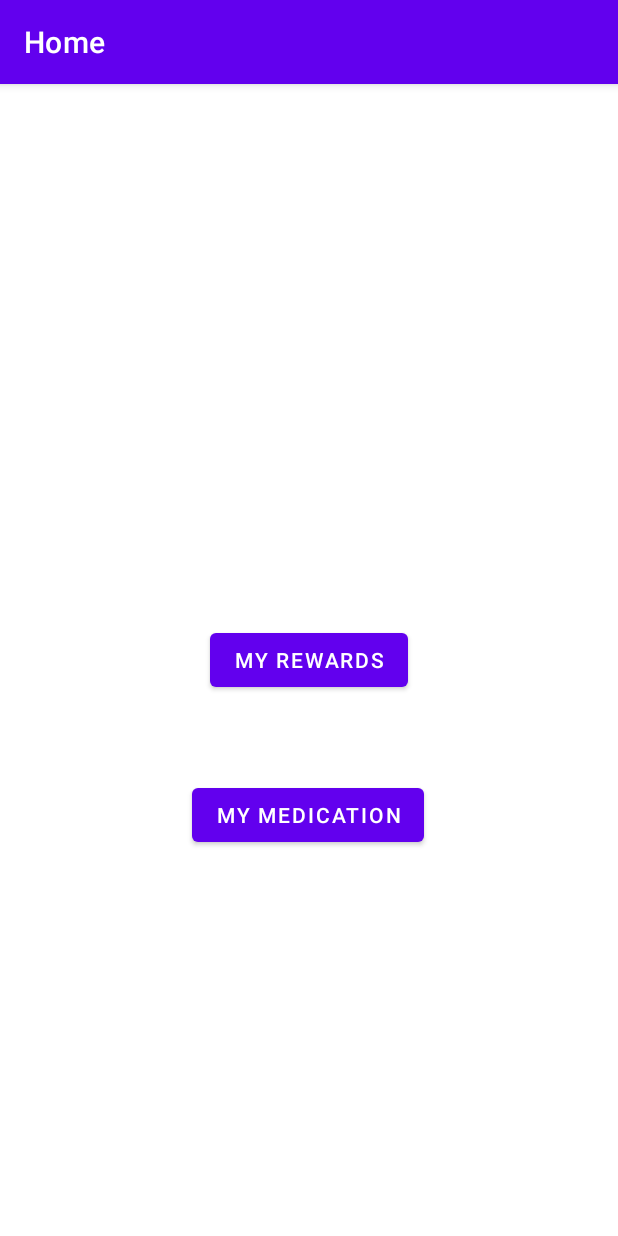
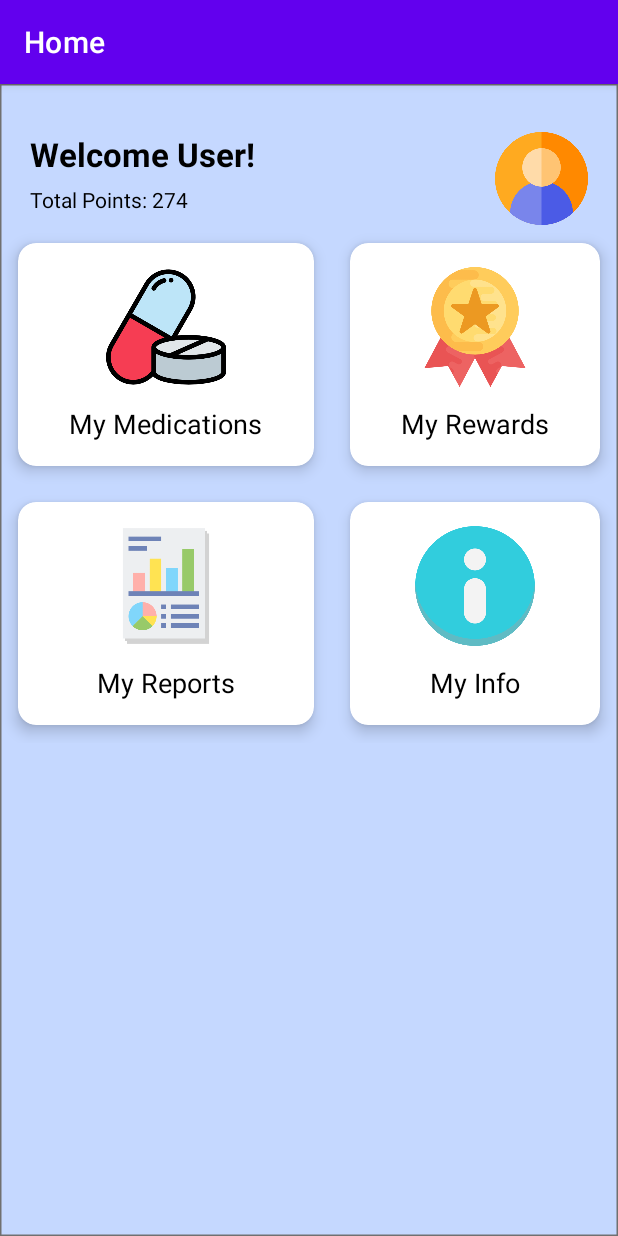
Before and after one commit to Gopher-Industries/Team-Eternals, an Android app: the screen it shows after launch (MainActivity), on a phone screen of 412 x 824 dp. Run offline under Robolectric (Android 15) with nearby library versions, the phone set to English and light mode, and no system bars; Roboto replaces fonts that are not available here; 4 statements that could not run were skipped.

Commit message:
Commits for homepage/dashboard - Tom.G - Drawables PNGs added for the icons. - Code for activity_main.xml added in order to format the screen design.

```diff
--- a/app/src/main/res/layout/activity_main.xml
+++ b/app/src/main/res/layout/activity_main.xml
@@ -1,31 +1,194 @@
 <?xml version="1.0" encoding="utf-8"?>
-<androidx.constraintlayout.widget.ConstraintLayout xmlns:android="http://schemas.android.com/apk/res/android"
+<ScrollView
+    xmlns:android="http://schemas.android.com/apk/res/android"
     xmlns:app="http://schemas.android.com/apk/res-auto"
     xmlns:tools="http://schemas.android.com/tools"
     android:layout_width="match_parent"
     android:layout_height="match_parent"
+    android:background="@drawable/Background2"
     tools:context=".MainActivity">
 
-    <Button
-        android:id="@+id/myRewardsBtn"
-        android:layout_width="wrap_content"
-        android:layout_height="wrap_content"
-        android:text="My Rewards"
-        app:layout_constraintBottom_toBottomOf="parent"
-        app:layout_constraintLeft_toLeftOf="parent"
-        app:layout_constraintRight_toRightOf="parent"
-        app:layout_constraintTop_toTopOf="parent" />
+    <LinearLayout
+        android:orientation="vertical"
+        android:layout_width="match_parent"
+        android:layout_height="match_parent">
 
-    <Button
-        android:id="@+id/myMedicationBtn"
-        android:layout_width="wrap_content"
-        android:layout_height="wrap_content"
-        android:text="My Medication"
-        app:layout_constraintBottom_toBottomOf="parent"
-        app:layout_constraintHorizontal_bias="0.498"
-        app:layout_constraintLeft_toLeftOf="parent"
-        app:layout_constraintRight_toRightOf="parent"
-        app:layout_constraintTop_toBottomOf="@+id/myRewardsBtn"
-        app:layout_constraintVertical_bias="0.177" />
+        <RelativeLayout
+            android:layout_marginTop="32dp"
+            android:layout_marginRight="20dp"
+            android:layout_marginLeft="20dp"
+            android:layout_width="match_parent"
+            android:layout_height="wrap_content">
 
-</androidx.constraintlayout.widget.ConstraintLayout>
+            <TextView
+                android:id="@+id/txtdashboard"
+                android:layout_width="wrap_content"
+                android:layout_height="wrap_content"
+                android:text="Welcome User!"
+                android:textColor="@color/black"
+                android:textSize="22sp"
+                android:textStyle="bold" />
+
+            <TextView
+                android:layout_width="wrap_content"
+                android:layout_height="wrap_content"
+                android:layout_below="@+id/txtdashboard"
+                android:layout_marginTop="6dp"
+                android:text="Total Points: 274"
+                android:textColor="@color/black"
+                android:textSize="14sp" />
+
+            <ImageView
+                android:layout_width="62dp"
+                android:layout_height="62dp"
+                android:layout_alignParentRight="true"
+                android:src="@drawable/user" />
+
+        </RelativeLayout>
+
+        <GridLayout
+            android:layout_width="match_parent"
+            android:layout_height="wrap_content"
+            android:alignmentMode="alignMargins"
+            android:columnCount="2"
+            android:columnOrderPreserved="false"
+            android:rowCount="3">
+
+            <androidx.cardview.widget.CardView
+                android:layout_width="wrap_content"
+                android:layout_height="wrap_content"
+                android:layout_rowWeight="1"
+                android:layout_columnWeight="1"
+                android:layout_margin="12dp"
+                app:cardCornerRadius="12dp"
+                app:cardElevation="6dp">
+
+                <LinearLayout
+                    android:layout_width="match_parent"
+                    android:layout_height="match_parent"
+                    android:gravity="center"
+                    android:orientation="vertical"
+                    android:padding="16dp">
+
+                    <ImageView
+                        android:layout_width="80dp"
+                        android:layout_height="80dp"
+                        android:src="@drawable/medicine" />
+
+                    <TextView
+                        android:layout_width="wrap_content"
+                        android:layout_height="wrap_content"
+                        android:layout_marginTop="12dp"
+                        android:text="My Medications"
+                        android:textColor="@color/black"
+                        android:textSize="18sp" />
+
+                </LinearLayout>
+
+            </androidx.cardview.widget.CardView>
+
+            <androidx.cardview.widget.CardView
+                android:layout_width="wrap_content"
+                android:layout_height="wrap_content"
+                android:layout_rowWeight="1"
+                android:layout_columnWeight="1"
+                android:layout_margin="12dp"
+                app:cardCornerRadius="12dp"
+                app:cardElevation="6dp">
+
+                <LinearLayout
+                    android:layout_width="match_parent"
+                    android:layout_height="match_parent"
+                    android:gravity="center"
+                    android:orientation="vertical"
+                    android:padding="16dp">
+
+                    <ImageView
+                        android:layout_width="80dp"
+                        android:layout_height="80dp"
+                        android:src="@drawable/medal" />
+
+                    <TextView
+                        android:layout_width="wrap_content"
+                        android:layout_height="wrap_content"
+                        android:layout_marginTop="12dp"
+                        android:text="My Rewards"
+                        android:textColor="@color/black"
+                        android:textSize="18sp" />
+
+                </LinearLayout>
+
+            </androidx.cardview.widget.CardView>
+
+            <androidx.cardview.widget.CardView
+                android:layout_width="wrap_content"
+                android:layout_height="wrap_content"
+                android:layout_rowWeight="1"
+                android:layout_columnWeight="1"
+                android:layout_margin="12dp"
+                app:cardCornerRadius="12dp"
+                app:cardElevation="6dp">
+
+                <LinearLayout
+                    android:layout_width="match_parent"
+                    android:layout_height="match_parent"
+                    android:gravity="center"
+                    android:orientation="vertical"
+                    android:padding="16dp">
+
+                    <ImageView
+                        android:layout_width="80dp"
+                        android:layout_height="80dp"
+                        android:src="@drawable/report" />
+
+                    <TextView
+                        android:layout_width="wrap_content"
+                        android:layout_height="wrap_content"
+                        android:layout_marginTop="12dp"
+                        android:text="My Reports"
+                        android:textColor="@color/black"
+                        android:textSize="18sp" />
+
+                </LinearLayout>
+
+            </androidx.cardview.widget.CardView>
+
+            <androidx.cardview.widget.CardView
+                android:layout_width="wrap_content"
+                android:layout_height="wrap_content"
+                android:layout_rowWeight="1"
+                android:layout_columnWeight="1"
+                android:layout_margin="12dp"
+                app:cardCornerRadius="12dp"
+                app:cardElevation="6dp">
+
+                <LinearLayout
+                    android:layout_width="match_parent"
+                    android:layout_height="match_parent"
+                    android:gravity="center"
+                    android:orientation="vertical"
+                    android:padding="16dp">
+
+                    <ImageView
+                        android:layout_width="80dp"
+                        android:layout_height="80dp"
+                        android:src="@drawable/info" />
+
+                    <TextView
+                        android:layout_width="wrap_content"
+                        android:layout_height="wrap_content"
+                        android:layout_marginTop="12dp"
+                        android:text="My Info"
+                        android:textColor="@color/black"
+                        android:textSize="18sp" />
+
+                </LinearLayout>
+
+            </androidx.cardview.widget.CardView>
+
+
+        </GridLayout>
+
+    </LinearLayout>
+
+</ScrollView>
```
Also changed, not shown: app/src/main/res/drawable/Background2.png (added), app/src/main/res/drawable/info.png (added), app/src/main/res/drawable/medal.png (added), app/src/main/res/drawable/medicine.png (added), app/src/main/res/drawable/report.png (added), app/src/main/res/drawable/user.png (added).
